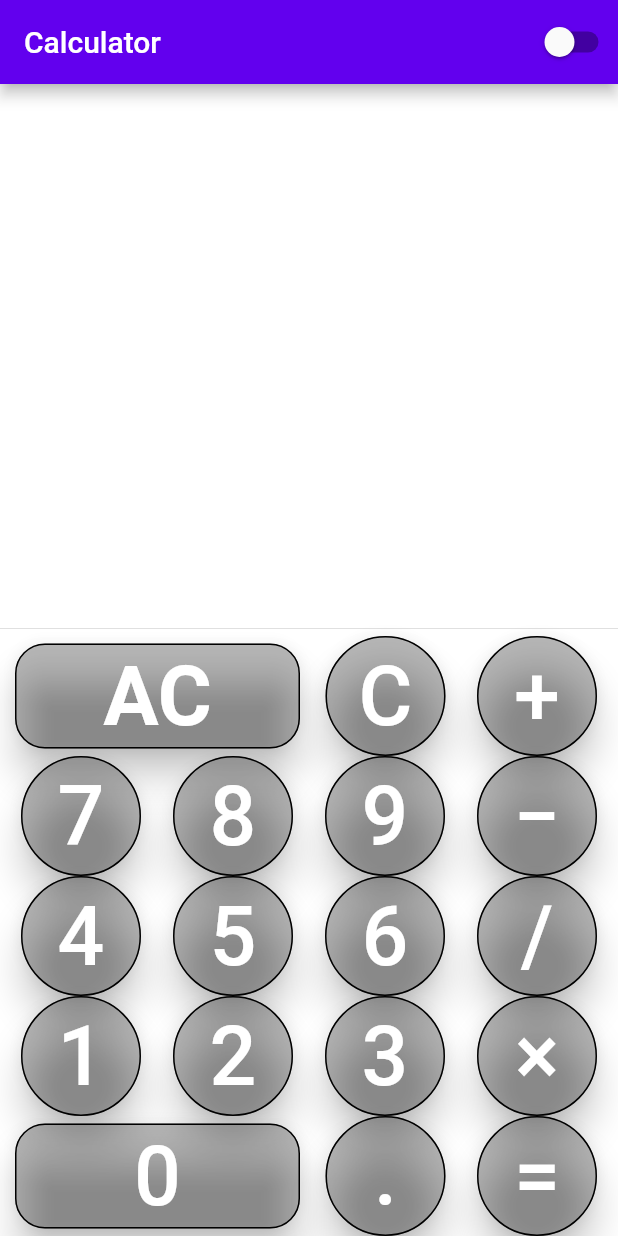
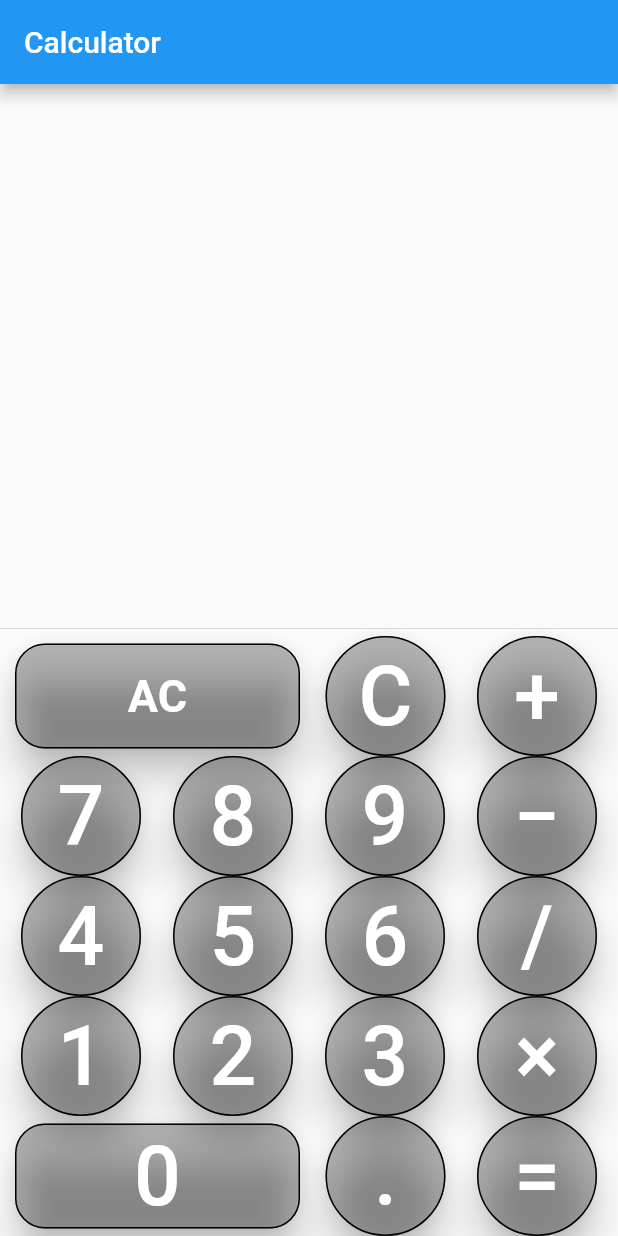
Before and after one commit to vishwajeetbharti/calculator, a Flutter app: the screen it shows after launch, on a phone screen of 412 x 824 dp. Run offline on Flutter 3.47's test engine with Material 2 defaults, Android fonts, the phone set to English and light mode, and no system bars; our stand-ins replace flutter_switch, fluttertoast, sizer.

Commit message:
Revert "Dark Theme Implement"
This reverts commit 685b2e78f0878e9f3337e2b0198e17a3fbc8486c.

```diff
--- a/lib/Theme/Theme_User.dart
+++ /dev/null
@@ -1,33 +0,0 @@
-import 'package:flutter/material.dart';
-import 'package:flutter/scheduler.dart';
-
-class ThemeProvider extends ChangeNotifier{
-  ThemeMode themeMode = ThemeMode.system;
-  bool get isDarkMode {
-    if (themeMode == ThemeMode.system) {
-      final brightness = SchedulerBinding.instance.window.platformBrightness;
-      return brightness == Brightness.dark;
-    } else {
-      return themeMode == ThemeMode.dark;
-    }
-  }
-  void toggleTheme(bool isOn){
-    print(isOn);
-    themeMode= isOn? ThemeMode.dark : ThemeMode.light;
-  }
-}
-class MyThemes{
-  static final darkTheme=ThemeData(
-    scaffoldBackgroundColor: Colors.grey.shade700,
-
-    primaryColor: Colors.black,
-    colorScheme: ColorScheme.light(
-    ),
-  );
-  static final lightTheme= ThemeData(
-      scaffoldBackgroundColor: Colors.white,
-
-    primaryColor: Colors.white,
-    colorScheme: ColorScheme.light(),
-  );
-}
--- a/lib/Theme_provider/Theme_provider.dart
+++ /dev/null
@@ -1,17 +0,0 @@
-import 'package:flutter/material.dart';
-import 'package:provider/provider.dart';
-import 'package:calculator/Theme/Theme_User.dart';
-
-class ChangeThemeButtonWidget extends StatelessWidget {
-  Widget build(BuildContext context){
-    final themeProvider= Provider.of<ThemeProvider>(context);
-    return Switch.adaptive(
-      value: themeProvider.isDarkMode,
-      onChanged: (value) {
-        final provider = Provider.of<ThemeProvider>(context, listen: false);
-        // provider.toggleTheme(value);
-        print(value);
-      },
-    );
-  }
-}
--- a/lib/main.dart
+++ b/lib/main.dart
@@ -2,10 +2,7 @@ import 'package:flutter/cupertino.dart';
 import 'package:flutter/material.dart';
 import 'package:fluttertoast/fluttertoast.dart';
 import 'package:sizer/sizer.dart';
-import 'package:provider/provider.dart';
-import 'package:calculator/Theme/Theme_User.dart';
-
-import 'Theme_provider/Theme_provider.dart';
+import 'package:flutter_switch/flutter_switch.dart';
 void main() {
   runApp(MyApp());
 }
@@ -13,20 +10,21 @@ void main() {
 class MyApp extends StatelessWidget {
   // This widget is the root of your application.
   @override
-  Widget build(BuildContext context) => ChangeNotifierProvider(
-    create: (context) => ThemeProvider(),
-    builder: (context, _) {
-      final themeProvider = Provider.of<ThemeProvider>(context);
-
-      return MaterialApp(
-        title: 'Calculator',
-        themeMode: themeProvider.themeMode,
-        theme: MyThemes.lightTheme,
-        darkTheme: MyThemes.darkTheme,
-        home: MyHomePage(),
-      );
-    },
-  );
+  Widget build(BuildContext context) {
+    return Sizer(
+      builder: (context,orientation,deviceType){
+        return MaterialApp(
+          debugShowCheckedModeBanner: false,
+          title: 'Calculator',
+          theme: ThemeData(
+            primarySwatch: Colors.blue,
+            visualDensity: VisualDensity.adaptivePlatformDensity,
+          ),
+          home: MyHomePage(),
+        );
+      }
+    );
+  }
 }
 
 class MyHomePage extends StatefulWidget {
@@ -50,17 +48,9 @@ class _MyHomePageState extends State<MyHomePage> {
   Widget build(BuildContext context) {
     return Sizer(
       builder: (context,orientation,deviceType) {
-        // bool _isOn = false;
-        //
-        // void toggle() {
-        //   setState(() => _isOn = !_isOn);
-        // }
         return Scaffold(
           appBar: AppBar(
               title: Text('Calculator'),
-              actions: [
-                ChangeThemeButtonWidget(),
-              ]
           ),
           body: Column(
             crossAxisAlignment: CrossAxisAlignment.end,
@@ -100,9 +90,9 @@ class _MyHomePageState extends State<MyHomePage> {
                         child: Text(
                           "AC",
                           style: TextStyle(
-                              fontSize: (55),
+                              fontSize: (30),
                               color: Colors.white,
-                              fontWeight: FontWeight.w600),
+                              fontWeight: FontWeight.bold),
                         ),
                         onPressed: () {
                           setState(() {
--- a/pubspec.yaml
+++ b/pubspec.yaml
@@ -32,7 +32,6 @@ dependencies:
   cupertino_icons: ^1.0.0
   sizer: ^2.0.15
   flutter_switch: ^0.3.2
-  provider: ^6.0.3
 
 dev_dependencies:
   flutter_test:
```
Also changed, not shown: pubspec.lock.
